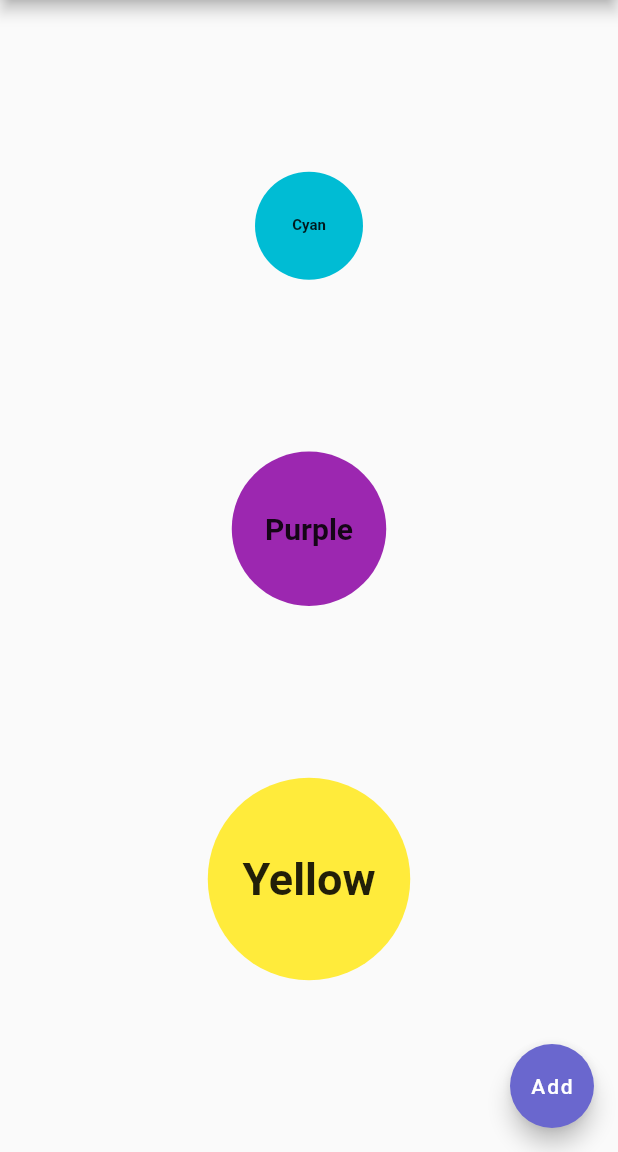
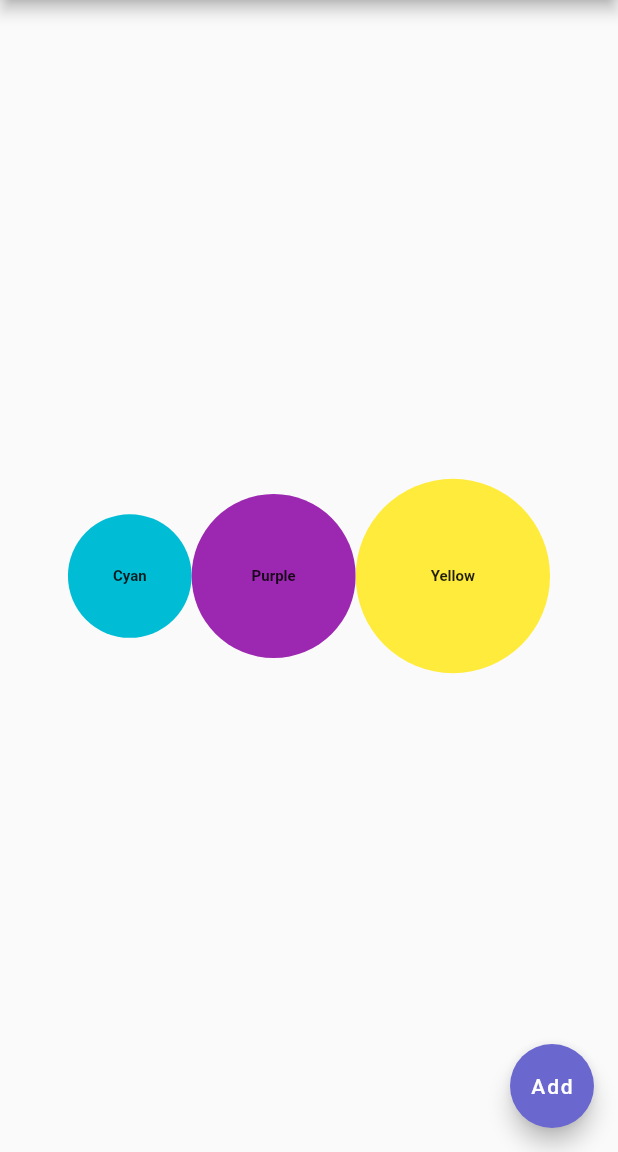
Before and after one commit to AbdullohBahromjonov/Flutter-tutorial, a Flutter app: the screen it shows after launch, on a phone screen of 412 x 824 dp, the part 84-1236 px from its top. Run offline on Flutter 3.47's test engine with Material 2 defaults, Android fonts, the phone set to English and light mode, and no system bars; our stand-ins replace flutter_svg.

Commit message:
Widget Row

```diff
--- a/lib/main.dart
+++ b/lib/main.dart
@@ -20,13 +20,14 @@ class FlutterTutorialApp extends StatelessWidget {
           centerTitle: true,
           backgroundColor: purple1,
         ),
-        body: Column (
-          mainAxisAlignment: MainAxisAlignment.spaceEvenly,
-          crossAxisAlignment: CrossAxisAlignment.stretch,
+        body: Row (
+          mainAxisAlignment: MainAxisAlignment.center,
+          crossAxisAlignment: CrossAxisAlignment.baseline,
+          textBaseline: TextBaseline.ideographic,
           children: const [
             CustomContainer(30, "Cyan", 10, Colors.cyan),
-            CustomContainer(40, "Purple", 20, Colors.purple),
-            CustomContainer(50, "Yellow", 30, Colors.yellow),
+            CustomContainer(40, "Purple", 10, Colors.purple),
+            CustomContainer(50, "Yellow", 10, Colors.yellow),
           ],
         ),
         floatingActionButton: const FloatingActionButton(
```
